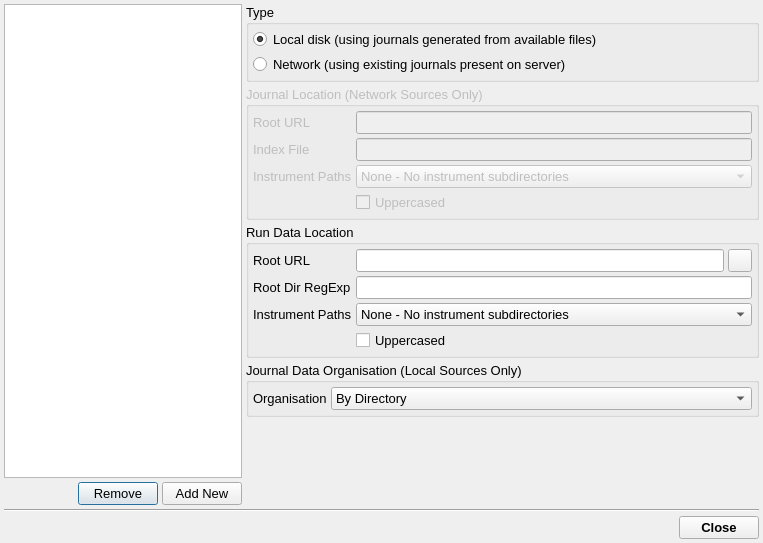
Old version of the form frontend/journalSourcesDialog.ui in the repository disorderedmaterials/jv2.
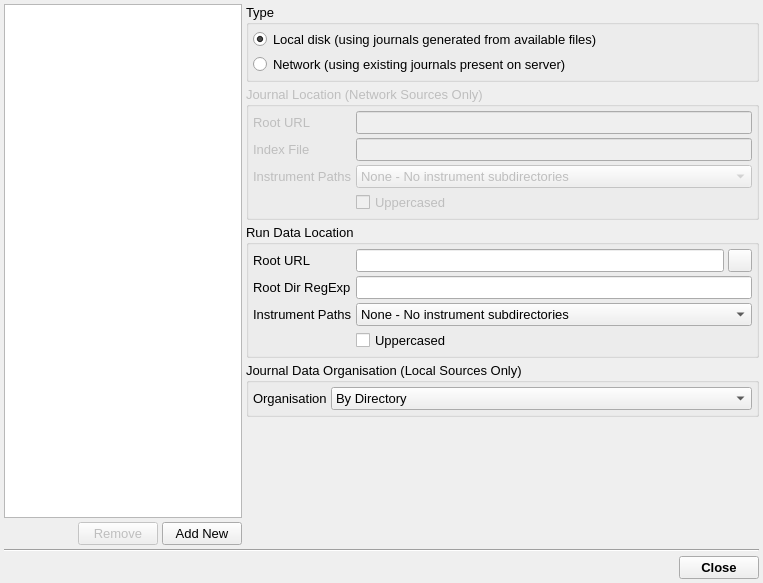
New version of the form. Icons and pictures are not drawn.

```diff
--- a/frontend/journalSourcesDialog.ui
+++ b/frontend/journalSourcesDialog.ui
@@ -7,7 +7,7 @@
     <x>0</x>
     <y>0</y>
     <width>763</width>
-    <height>543</height>
+    <height>583</height>
    </rect>
   </property>
   <property name="font">
@@ -64,6 +64,9 @@
          </item>
          <item>
           <widget class="QPushButton" name="RemoveSourceButton">
+           <property name="enabled">
+            <bool>false</bool>
+           </property>
            <property name="text">
             <string>Remove</string>
            </property>
```
Left out of the diff: 12 changed lines with no effect on the pictures.
